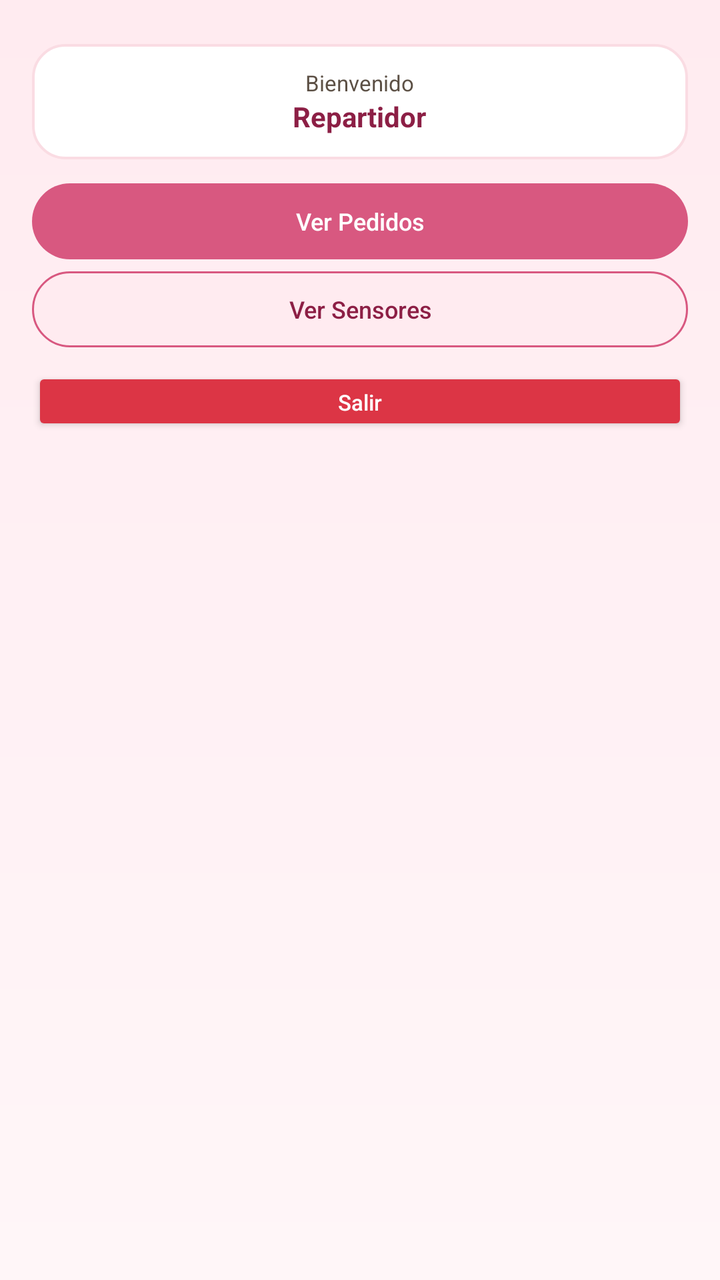
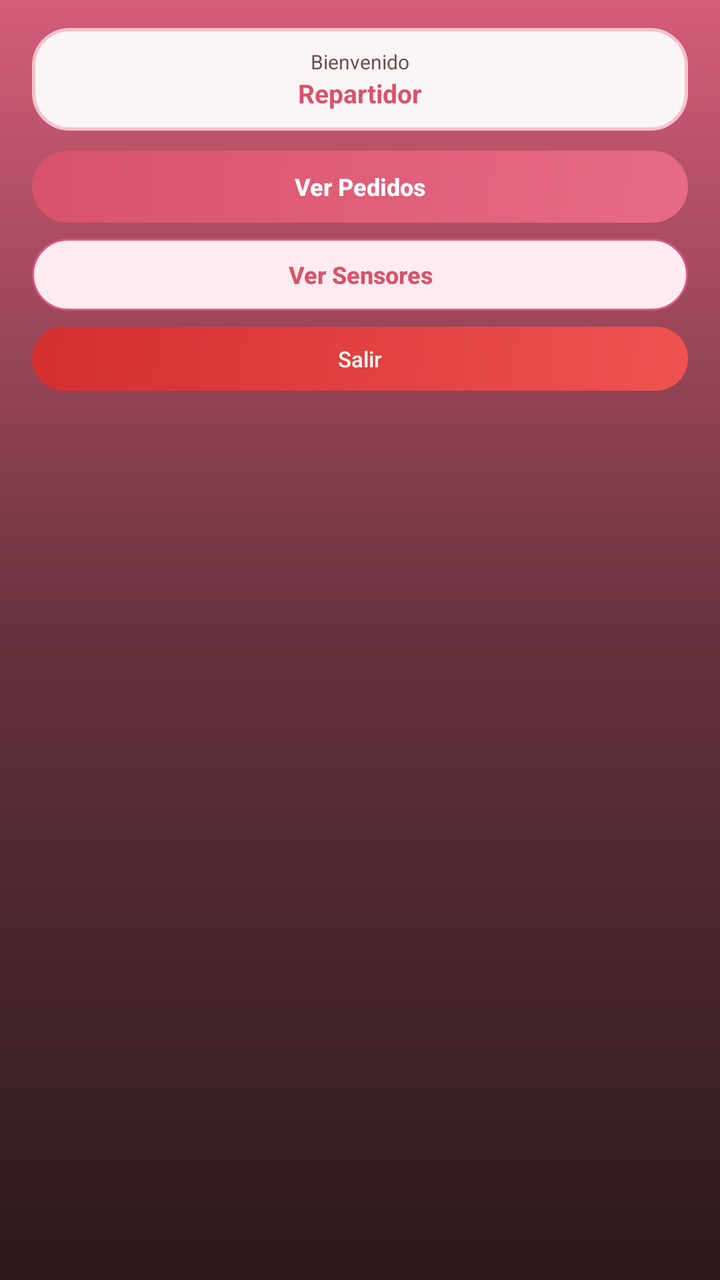

An Android layout rendered at two revisions. The XML below is the earlier revision; the diff shows what the commit changed to produce the second picture.
<!-- AndroidManifest.xml: application theme Theme.WearCoffee -->
<!-- res/layout/activity_dashboard.xml -->
<?xml version="1.0" encoding="utf-8"?>
<ScrollView xmlns:android="http://schemas.android.com/apk/res/android"
    android:layout_width="match_parent"
    android:layout_height="match_parent"
    android:background="@drawable/bg_sakura_gradient"
    android:scrollbars="none"
    android:fillViewport="true">

    <LinearLayout
        android:layout_width="match_parent"
        android:layout_height="wrap_content"
        android:orientation="vertical"
        android:gravity="center_horizontal"
        android:padding="16dp">

        <LinearLayout
            android:layout_width="match_parent"
            android:layout_height="wrap_content"
            android:orientation="vertical"
            android:background="@drawable/bg_card"
            android:padding="12dp"
            android:gravity="center_horizontal"
            android:layout_marginTop="6dp"
            android:layout_marginBottom="12dp">

            <TextView
                android:id="@+id/tvWelcome"
                android:layout_width="wrap_content"
                android:layout_height="wrap_content"
                android:text="Bienvenido"
                android:textColor="#5C5045"
                android:textSize="11sp" />

            <TextView
                android:id="@+id/tvRepartidorName"
                android:layout_width="wrap_content"
                android:layout_height="wrap_content"
                android:text="Repartidor"
                android:textColor="#8C1F45"
                android:textSize="14sp"
                android:textStyle="bold"
                android:ellipsize="end"
                android:maxLines="1" />
        </LinearLayout>

        <Button
            android:id="@+id/btnPedidos"
            android:layout_width="match_parent"
            android:layout_height="38dp"
            android:background="@drawable/bg_button"
            android:text="Ver Pedidos"
            android:textColor="#FFFFFF"
            android:textSize="12sp"
            android:textAllCaps="false"
            style="?android:attr/borderlessButtonStyle"
            android:layout_marginBottom="6dp" />

        <Button
            android:id="@+id/btnSensores"
            android:layout_width="match_parent"
            android:layout_height="38dp"
            android:background="@drawable/bg_button_secondary"
            android:text="Ver Sensores"
            android:textColor="#8C1F45"
            android:textSize="12sp"
            android:textAllCaps="false"
            style="?android:attr/borderlessButtonStyle"
            android:layout_marginBottom="10dp" />

        <Button
            android:id="@+id/btnLogout"
            android:layout_width="match_parent"
            android:layout_height="34dp"
            android:backgroundTint="#dc3545"
            android:text="Salir"
            android:textColor="#FFFFFF"
            android:textSize="11sp"
            android:textAllCaps="false" />

    </LinearLayout>
</ScrollView>
<!-- resources referenced by this layout -->
<resources>
  <!-- drawable bg_button (drawable) -->
  <?xml version="1.0" encoding="utf-8"?>
  <ripple xmlns:android="http://schemas.android.com/apk/res/android"
      android:color="#44FFFFFF">
      <item>
          <shape android:shape="rectangle">
              <solid android:color="#D85880" />
              <corners android:radius="24dp" />
          </shape>
      </item>
  </ripple>
  <!-- drawable bg_button_secondary (drawable) -->
  <?xml version="1.0" encoding="utf-8"?>
  <ripple xmlns:android="http://schemas.android.com/apk/res/android"
      android:color="#44D85880">
      <item>
          <shape android:shape="rectangle">
              <solid android:color="#FFEBF0" />
              <stroke android:width="1dp" android:color="#D85880" />
              <corners android:radius="24dp" />
          </shape>
      </item>
  </ripple>
  <!-- drawable bg_card (drawable) -->
  <?xml version="1.0" encoding="utf-8"?>
  <shape xmlns:android="http://schemas.android.com/apk/res/android"
      android:shape="rectangle">
      <solid android:color="#FFFFFF" />
      <stroke android:width="1.2dp" android:color="#FADCE3" />
      <corners android:radius="16dp" />
  </shape>
  <!-- drawable bg_sakura_gradient (drawable) -->
  <?xml version="1.0" encoding="utf-8"?>
  <shape xmlns:android="http://schemas.android.com/apk/res/android"
      android:shape="rectangle">
      <gradient
          android:startColor="#FFEBF0"
          android:endColor="#FFF6F8"
          android:angle="270" />
  </shape>
  <style name="Theme.WearCoffee" parent="Theme.AppCompat.NoActionBar">
          
          <item name="colorPrimary">@color/purple_500</item>
          <item name="colorPrimaryVariant">@color/purple_700</item>
          <item name="colorOnPrimary">@color/white</item>
          
          <item name="colorSecondary">@color/teal_200</item>
          <item name="colorSecondaryVariant">@color/teal_700</item>
          <item name="colorOnSecondary">@color/black</item>
          
          <item name="android:statusBarColor">?attr/colorPrimaryVariant</item>
          
      </style>
  <color name="purple_500">#FF6200EE</color>
  <color name="purple_700">#FF3700B3</color>
  <color name="white">#FFFFFFFF</color>
  <color name="teal_200">#FF03DAC5</color>
  <color name="teal_700">#FF018786</color>
  <color name="black">#FF000000</color>
</resources>

<!-- the commit's change to res/layout/activity_dashboard.xml (unified diff, before → after) -->
@@ -11,71 +11,79 @@
         android:layout_height="wrap_content"
         android:orientation="vertical"
         android:gravity="center_horizontal"
-        android:padding="16dp">
+        android:paddingLeft="16dp"
+        android:paddingRight="16dp"
+        android:paddingTop="12dp"
+        android:paddingBottom="16dp">
 
+        
         <LinearLayout
             android:layout_width="match_parent"
             android:layout_height="wrap_content"
             android:orientation="vertical"
             android:background="@drawable/bg_card"
-            android:padding="12dp"
+            android:padding="10dp"
             android:gravity="center_horizontal"
-            android:layout_marginTop="6dp"
-            android:layout_marginBottom="12dp">
+            android:layout_marginTop="2dp"
+            android:layout_marginBottom="10dp">
 
             <TextView
                 android:id="@+id/tvWelcome"
                 android:layout_width="wrap_content"
                 android:layout_height="wrap_content"
                 android:text="Bienvenido"
-                android:textColor="#5C5045"
-                android:textSize="11sp" />
+                android:textColor="#6E4D48"
+                android:textSize="10sp" />
 
             <TextView
                 android:id="@+id/tvRepartidorName"
                 android:layout_width="wrap_content"
                 android:layout_height="wrap_content"
                 android:text="Repartidor"
-                android:textColor="#8C1F45"
-                android:textSize="14sp"
+                android:textColor="#D9526B"
+                android:textSize="13sp"
                 android:textStyle="bold"
                 android:ellipsize="end"
                 android:maxLines="1" />
         </LinearLayout>
 
+        
         <Button
             android:id="@+id/btnPedidos"
             android:layout_width="match_parent"
-            android:layout_height="38dp"
+            android:layout_height="36dp"
             android:background="@drawable/bg_button"
             android:text="Ver Pedidos"
             android:textColor="#FFFFFF"
             android:textSize="12sp"
+            android:textStyle="bold"
             android:textAllCaps="false"
             style="?android:attr/borderlessButtonStyle"
-            android:layout_marginBottom="6dp" />
+            android:layout_marginBottom="8dp" />
 
         <Button
             android:id="@+id/btnSensores"
             android:layout_width="match_parent"
-            android:layout_height="38dp"
+            android:layout_height="36dp"
             android:background="@drawable/bg_button_secondary"
             android:text="Ver Sensores"
-            android:textColor="#8C1F45"
+            android:textColor="#D9526B"
             android:textSize="12sp"
+            android:textStyle="bold"
             android:textAllCaps="false"
             style="?android:attr/borderlessButtonStyle"
-            android:layout_marginBottom="10dp" />
+            android:layout_marginBottom="8dp" />
 
         <Button
             android:id="@+id/btnLogout"
             android:layout_width="match_parent"
-            android:layout_height="34dp"
-            android:backgroundTint="#dc3545"
+            android:layout_height="32dp"
+            android:background="@drawable/bg_button_danger"
             android:text="Salir"
             android:textColor="#FFFFFF"
             android:textSize="11sp"
-            android:textAllCaps="false" />
+            android:textAllCaps="false"
+            style="?android:attr/borderlessButtonStyle" />
 
     </LinearLayout>
 </ScrollView>
<!-- resource entries referenced after the edit -->
@@ -3,10 +3,27 @@
   <!-- drawable bg_button (drawable) -->
   <?xml version="1.0" encoding="utf-8"?>
   <ripple xmlns:android="http://schemas.android.com/apk/res/android"
-      android:color="#44FFFFFF">
+      android:color="#33FFFFFF">
       <item>
           <shape android:shape="rectangle">
-              <solid android:color="#D85880" />
+              <gradient
+                  android:startColor="#E66B85"
+                  android:endColor="#D9526B"
+                  android:angle="135" />
+              <corners android:radius="24dp" />
+          </shape>
+      </item>
+  </ripple>
+  <!-- drawable bg_button_danger (drawable) -->
+  <?xml version="1.0" encoding="utf-8"?>
+  <ripple xmlns:android="http://schemas.android.com/apk/res/android"
+      android:color="#33FFFFFF">
+      <item>
+          <shape android:shape="rectangle">
+              <gradient
+                  android:startColor="#EF5350"
+                  android:endColor="#D32F2F"
+                  android:angle="135" />
               <corners android:radius="24dp" />
           </shape>
       </item>
@@ -27,37 +44,33 @@
   <?xml version="1.0" encoding="utf-8"?>
   <shape xmlns:android="http://schemas.android.com/apk/res/android"
       android:shape="rectangle">
-      <solid android:color="#FFFFFF" />
-      <stroke android:width="1.2dp" android:color="#FADCE3" />
-      <corners android:radius="16dp" />
+      <solid android:color="#FAF5F6" />
+      <stroke android:width="1.5dp" android:color="#F4C2CB" />
+      <corners android:radius="18dp" />
   </shape>
   <!-- drawable bg_sakura_gradient (drawable) -->
   <?xml version="1.0" encoding="utf-8"?>
   <shape xmlns:android="http://schemas.android.com/apk/res/android"
       android:shape="rectangle">
       <gradient
-          android:startColor="#FFEBF0"
-          android:endColor="#FFF6F8"
+          android:startColor="#D45D79"
+          android:centerColor="#66323D"
+          android:endColor="#2A191C"
           android:angle="270" />
   </shape>
   <style name="Theme.WearCoffee" parent="Theme.AppCompat.NoActionBar">
           
-          <item name="colorPrimary">@color/purple_500</item>
-          <item name="colorPrimaryVariant">@color/purple_700</item>
-          <item name="colorOnPrimary">@color/white</item>
+          <item name="colorPrimary">@color/sakura_primary</item>
+          <item name="colorPrimaryDark">@color/sakura_primary_dark</item>
+          <item name="colorAccent">@color/sakura_accent</item>
           
-          <item name="colorSecondary">@color/teal_200</item>
-          <item name="colorSecondaryVariant">@color/teal_700</item>
-          <item name="colorOnSecondary">@color/black</item>
-          
-          <item name="android:statusBarColor">?attr/colorPrimaryVariant</item>
-          
+          <item name="android:statusBarColor">@color/bg_gradient_start</item>
+          <item name="android:windowBackground">@color/bg_gradient_end</item>
       </style>
-  <color name="purple_500">#FF6200EE</color>
-  <color name="purple_700">#FF3700B3</color>
-  <color name="white">#FFFFFFFF</color>
-  <color name="teal_200">#FF03DAC5</color>
-  <color name="teal_700">#FF018786</color>
-  <color name="black">#FF000000</color>
+  <color name="sakura_primary">#D9526B</color>
+  <color name="sakura_primary_dark">#C9425A</color>
+  <color name="sakura_accent">#E66B85</color>
+  <color name="bg_gradient_start">#D45D79</color>
+  <color name="bg_gradient_end">#2E1C1A</color>
 </resources>
 
